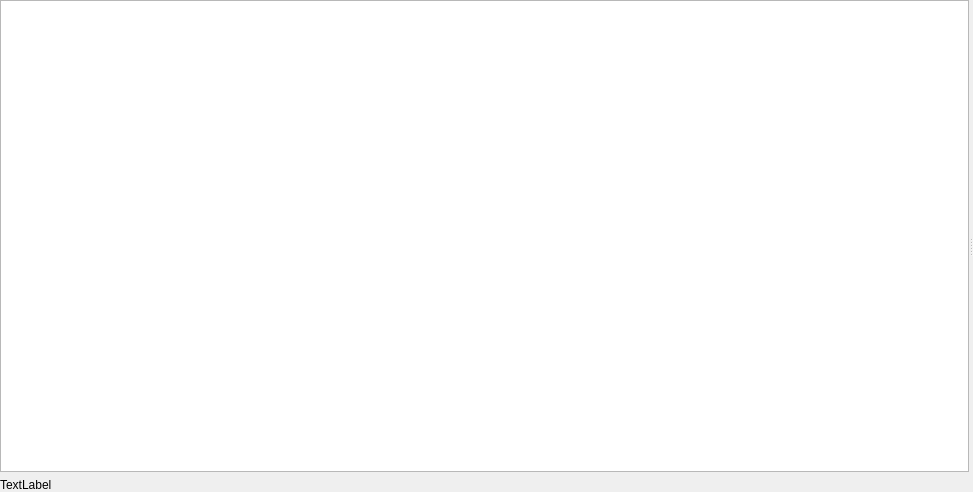
First picture: the form in sources/gui/ui/mainwindow.ui, repository amd00/meduzzza, before the edit.
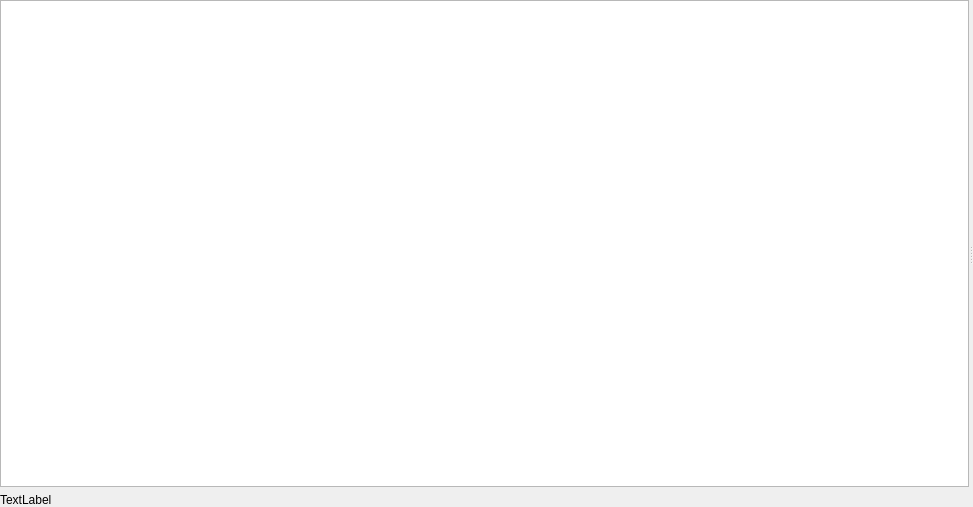
Second picture: the form after the edit.

Commit message: Created scanning process viewers

```diff
--- a/sources/gui/ui/mainwindow.ui
+++ b/sources/gui/ui/mainwindow.ui
@@ -7,7 +7,7 @@
     <x>0</x>
     <y>0</y>
     <width>973</width>
-    <height>492</height>
+    <height>507</height>
    </rect>
   </property>
   <property name="sizePolicy">
@@ -32,6 +32,12 @@
       <layout class="QVBoxLayout" name="verticalLayout">
        <item>
         <widget class="QListView" name="m_menu_view">
+         <property name="sizePolicy">
+          <sizepolicy hsizetype="Expanding" vsizetype="Expanding">
+           <horstretch>0</horstretch>
+           <verstretch>0</verstretch>
+          </sizepolicy>
+         </property>
          <property name="font">
           <font>
            <pointsize>14</pointsize>
@@ -47,6 +53,12 @@
        </item>
        <item>
         <widget class="QLabel" name="m_total_label">
+         <property name="sizePolicy">
+          <sizepolicy hsizetype="Expanding" vsizetype="Preferred">
+           <horstretch>0</horstretch>
+           <verstretch>0</verstretch>
+          </sizepolicy>
+         </property>
          <property name="text">
           <string>TextLabel</string>
          </property>
```
Left out of the diff: 9 changed lines with no effect on the pictures.
